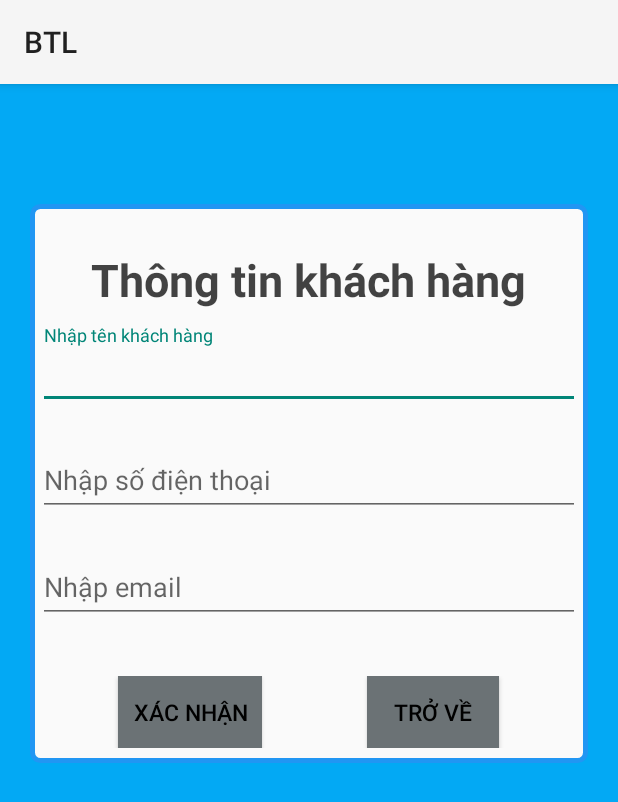
After one commit to bichngoclethi2k/BTLLTDD, an Android app: the thongtinkhachhang screen opened directly, with no data from a screen before it, on a phone screen of 412 x 824 dp. The commit adds this screen. Shown: the top 802 px of the screen. Run offline under Robolectric (Android 15) with nearby library versions, the phone set to English and light mode, and no system bars; our stand-ins replace Volley; 2 statements that could not run were skipped.

Commit message:
nhung up

```diff
--- a/BTL/app/src/main/AndroidManifest.xml
+++ b/BTL/app/src/main/AndroidManifest.xml
@@ -12,7 +12,8 @@
         android:roundIcon="@mipmap/ic_launcher_round"
         android:supportsRtl="true"
         android:theme="@style/Theme.BTL">
-        <activity android:name="activity.giohang"></activity>
+        <activity android:name="activity.thongtinkhachhang"></activity>
+        <activity android:name="activity.giohang" />
         <activity android:name="activity.chitietspactivity" />
         <activity android:name="activity.phukienactivity" />
         <activity android:name="activity.thongtinactivity" />
--- a/BTL/app/src/main/java/activity/laptopactivity.java
+++ b/BTL/app/src/main/java/activity/laptopactivity.java
@@ -74,7 +74,7 @@ public class laptopactivity extends AppCompatActivity {
             loadata();
         }
         else {
-            Checkconect.showtoast_short(getApplicationContext(),"Kiem tra lai ket noi INTERNET cua ban!");
+            Checkconect.showtoast_short(getApplicationContext(),"Kiểm tra lại kết nối INTERNET của bạn!");
             finish();
         }
 
--- a/BTL/app/src/main/java/activity/lienheactivity.java
+++ b/BTL/app/src/main/java/activity/lienheactivity.java
@@ -54,7 +54,7 @@ public class lienheactivity extends AppCompatActivity {
 
         }
         else {
-            Checkconect.showtoast_short(getApplicationContext(),"Kiem tra lai ket noi INTERNET cua ban!");
+            Checkconect.showtoast_short(getApplicationContext(),"Kiểm tra lại kết nối INTERNET của bạn!");
             finish();
         }
 
--- a/BTL/app/src/main/java/activity/thongtinactivity.java
+++ b/BTL/app/src/main/java/activity/thongtinactivity.java
@@ -32,7 +32,7 @@ import model.loaisp;
 import util.Checkconect;
 import util.server;
 
-public class thongtinactivity extends AppCompatActivity {
+public class  thongtinactivity extends AppCompatActivity {
 
     Toolbar toolbarthongtin;
     ListView listViewthongtinmenu;
--- a/BTL/app/src/main/java/util/server.java
+++ b/BTL/app/src/main/java/util/server.java
@@ -1,9 +1,10 @@
 package util;
 
 public class server {
-    public  static  String locahost ="192.168.0.109";
+    public  static  String locahost ="192.168.31.238:81";
     public  static String duongdan="http://"+locahost+"/LTDD/loaisp.php";
     public static String duongdanspmoi="http://"+locahost+"/LTDD/spmoi.php";
     public static String duongdanphone="http://"+locahost+"/LTDD/sanpham.php?page=";
-
+    public static String duongdandonhang="http://"+locahost+"/LTDD/thongtinkhachhang.php?page=";
+    public static String duongdanchitietdonhang="http://"+locahost+"/LTDD/chitietdonhang.php?page=";
 }
--- /dev/null
+++ b/BTL/app/src/main/res/drawable/boder.xml
@@ -0,0 +1,8 @@
+<?xml version="1.0" encoding="utf-8"?>
+<shape xmlns:android="http://schemas.android.com/apk/res/android"
+    android:shape="rectangle">
+    <solid android:color="#fafafa"/>
+    <corners android:radius="5dp"/>
+    <stroke android:width="3dp" android:color="#2196F3"/>
+
+</shape>
--- a/BTL/app/src/main/res/layout/activity_main2.xml
+++ b/BTL/app/src/main/res/layout/activity_main2.xml
@@ -36,7 +36,7 @@
                     android:layout_width="match_parent"
                     android:layout_height="wrap_content"
                     android:layout_margin="5dp"
-                    android:text="San Pham Moi"
+                    android:text="Sản Phẩm Mới"
                     android:textSize="20dp"
                     android:textStyle="bold" />
 
--- /dev/null
+++ b/BTL/app/src/main/res/layout/activity_thongtinkhachhang.xml
@@ -0,0 +1,94 @@
+<?xml version="1.0" encoding="utf-8"?>
+<LinearLayout xmlns:android="http://schemas.android.com/apk/res/android"
+    xmlns:app="http://schemas.android.com/apk/res-auto"
+    xmlns:tools="http://schemas.android.com/tools"
+    android:layout_width="match_parent"
+    android:layout_height="match_parent"
+    android:orientation="vertical"
+    android:background="#03A9F4"
+    tools:context="activity.thongtinkhachhang">
+    <LinearLayout
+        android:orientation="vertical"
+        android:gravity="center"
+        android:background="@drawable/boder"
+        android:layout_marginLeft="20dp"
+        android:layout_marginRight="20dp"
+        android:layout_marginTop="80dp"
+        android:layout_marginBottom="80dp"
+        android:layout_width="match_parent"
+        android:layout_height="wrap_content">
+        <TextView
+            android:layout_marginTop="30dp"
+            android:layout_marginRight="5dp"
+            android:layout_marginLeft="5dp"
+            android:textStyle="bold"
+            android:textColor="#BC000000"
+            android:textSize="30sp"
+            android:text="Thông tin khách hàng"
+            android:layout_width="wrap_content"
+            android:layout_height="wrap_content"/>
+        <com.google.android.material.textfield.TextInputLayout
+            android:layout_marginTop="10dp"
+            android:layout_width="match_parent"
+            android:layout_height="wrap_content">
+            <EditText
+                android:layout_margin="5dp"
+                android:id="@+id/edittexttenkhachhang"
+                android:inputType="text"
+                android:hint="Nhập tên khách hàng"
+                android:layout_width="match_parent"
+                android:layout_height="wrap_content"/>
+        </com.google.android.material.textfield.TextInputLayout>
+        <com.google.android.material.textfield.TextInputLayout
+            android:layout_marginTop="10dp"
+            android:layout_width="match_parent"
+            android:layout_height="wrap_content">
+            <EditText
+                android:layout_margin="5dp"
+                android:id="@+id/edittextsodienthoai"
+                android:inputType="phone"
+                android:hint="Nhập số điện thoại"
+                android:layout_width="match_parent"
+                android:layout_height="wrap_content"/>
+        </com.google.android.material.textfield.TextInputLayout>
+        <com.google.android.material.textfield.TextInputLayout
+            android:layout_marginTop="10dp"
+            android:layout_width="match_parent"
+            android:layout_height="wrap_content">
+            <EditText
+                android:layout_margin="5dp"
+                android:id="@+id/edittextemail"
+                android:inputType="textEmailAddress"
+                android:hint="Nhập email"
+                android:layout_width="match_parent"
+                android:layout_height="wrap_content"/>
+        </com.google.android.material.textfield.TextInputLayout>
+        <LinearLayout
+            android:gravity="center"
+            android:layout_marginBottom="10dp"
+            android:layout_marginTop="30dp"
+            android:orientation="horizontal"
+            android:layout_width="match_parent"
+            android:layout_height="wrap_content">
+            <Button
+                android:layout_marginRight="70dp"
+                android:background="@color/xam"
+                android:textColor="#000000"
+                android:textSize="15sp"
+                android:padding="10dp"
+                android:id="@+id/buttonxacnhan"
+                android:text="Xác nhận"
+                android:layout_width="wrap_content"
+                android:layout_height="wrap_content"/>
+            <Button
+                android:background="@color/xam"
+                android:textColor="#000000"
+                android:textSize="15sp"
+                android:padding="10dp"
+                android:id="@+id/buttontrove"
+                android:text="Trở về"
+                android:layout_width="wrap_content"
+                android:layout_height="wrap_content"/>
+        </LinearLayout>
+    </LinearLayout>
+</LinearLayout>
--- a/BTL/app/src/main/res/values/colors.xml
+++ b/BTL/app/src/main/res/values/colors.xml
@@ -13,4 +13,5 @@
     <color name="dennhat">#C0C0C0</color>
     <color name="xamnhat">#F2F2F2</color>
     <color name="hongnhat">#F6E2E2</color>
+    <color name="xam">#6B7275</color>
 </resources>
```
Also changed, not shown: BTL/app/src/main/java/activity/MainActivity.java (+4 -4 lines), BTL/app/src/main/java/activity/giohang.java (+25 -0 lines), BTL/app/src/main/java/activity/thongtinkhachhang.java (added, +142 -0 lines), BTL/app/src/main/res/layout/activity_main.xml (+4 -4 lines), 2 other files.
